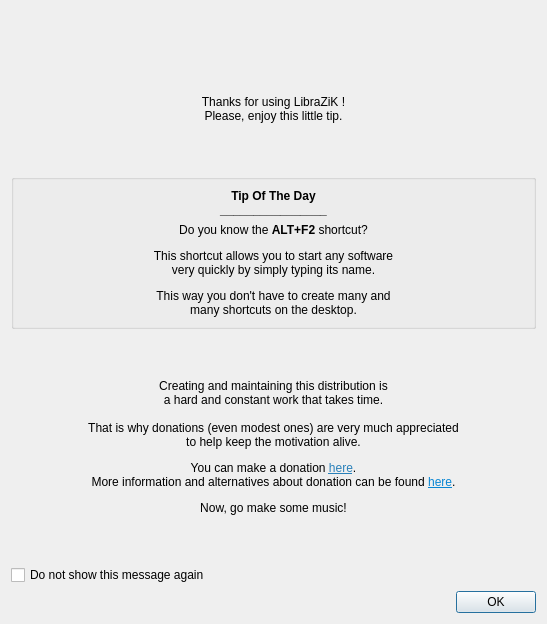
Above: resources/ui/donate.ui from LibraZiK/lzk_donate_tip before the change. Below: the same form after it.
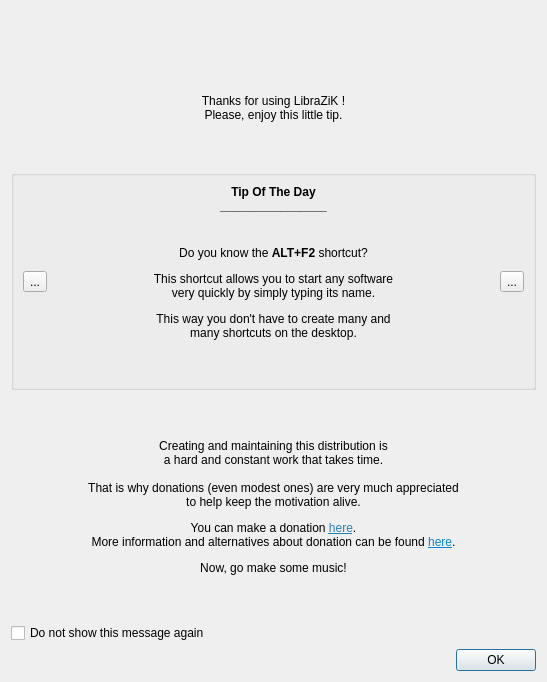
That is the form after the change. Icons and pictures are not drawn.

Commit message:
Astuce précédente/suivante + messages conditionnés au DE (#8)
* prepare the code to host previous/next
* ajouter la fenêtre avec les précédent/suivant, j'ai fixé la taille du groupBox de l'astuce sinon c'est assez moche le groupe  qui change de taille au changement d'astuce
* corriger un truc qui faisait que les traductions n'étaient pas reconnues
* corriger la taille de 'Astuce du jour' pour qu'il reste bien en haut du groupe
* ajout de tooltips sur les boutons suivant/précédent, rendre le label du logo intraduisible

Diff of the .ui file:
```diff
--- a/resources/ui/donate.ui
+++ b/resources/ui/donate.ui
@@ -7,7 +7,7 @@
     <x>0</x>
     <y>0</y>
     <width>547</width>
-    <height>624</height>
+    <height>682</height>
    </rect>
   </property>
   <property name="windowTitle">
@@ -97,14 +97,46 @@
      </item>
      <item>
       <widget class="QGroupBox" name="groupBox">
+       <property name="sizePolicy">
+        <sizepolicy hsizetype="Preferred" vsizetype="Maximum">
+         <horstretch>0</horstretch>
+         <verstretch>0</verstretch>
+        </sizepolicy>
+       </property>
+       <property name="minimumSize">
+        <size>
+         <width>0</width>
+         <height>220</height>
+        </size>
+       </property>
        <property name="title">
         <string/>
        </property>
-       <layout class="QVBoxLayout" name="verticalLayout_4">
+       <layout class="QHBoxLayout" name="horizontalLayout_2">
+        <item>
+         <widget class="QToolButton" name="toolButtonPrevious">
+          <property name="toolTip">
+           <string>Previous Tip</string>
+          </property>
+          <property name="text">
+           <string>...</string>
+          </property>
+          <property name="icon">
+           <iconset theme="go-previous">
+            <normaloff>.</normaloff>.</iconset>
+          </property>
+         </widget>
+        </item>
         <item>
          <layout class="QVBoxLayout" name="verticalLayout_3">
           <item>
            <widget class="QLabel" name="labelTypeOfTheDayTitle">
+            <property name="sizePolicy">
+             <sizepolicy hsizetype="Preferred" vsizetype="Fixed">
+              <horstretch>0</horstretch>
+              <verstretch>0</verstretch>
+             </sizepolicy>
+            </property>
             <property name="text">
              <string>&lt;html&gt;&lt;head/&gt;&lt;body&gt;&lt;p&gt;&lt;span style=&quot; font-weight:696;&quot;&gt;Tip Of The Day&lt;br/&gt;________________&lt;/span&gt;&lt;/p&gt;&lt;/body&gt;&lt;/html&gt;</string>
             </property>
@@ -129,8 +161,38 @@
             </property>
            </widget>
           </item>
+          <item>
+           <spacer name="verticalSpacer_5">
+            <property name="orientation">
+             <enum>Qt::Vertical</enum>
+            </property>
+            <property name="sizeType">
+             <enum>QSizePolicy::Minimum</enum>
+            </property>
+            <property name="sizeHint" stdset="0">
+             <size>
+              <width>20</width>
+              <height>10</height>
+             </size>
+            </property>
+           </spacer>
+          </item>
          </layout>
         </item>
+        <item>
+         <widget class="QToolButton" name="toolButtonNext">
+          <property name="toolTip">
+           <string>Next Tip</string>
+          </property>
+          <property name="text">
+           <string>...</string>
+          </property>
+          <property name="icon">
+           <iconset theme="go-next">
+            <normaloff>.</normaloff>.</iconset>
+          </property>
+         </widget>
+        </item>
        </layout>
       </widget>
      </item>
```
Left out of the diff: 3 changed lines with no effect on the pictures. The commit also changes 1 other file.
